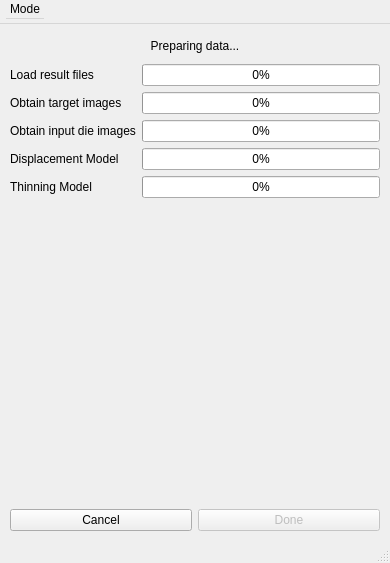
This is ui/trainnew_progress.ui in 1alex2lee/masters_3d as Qt 5 draws it before an edit. The edited form follows.
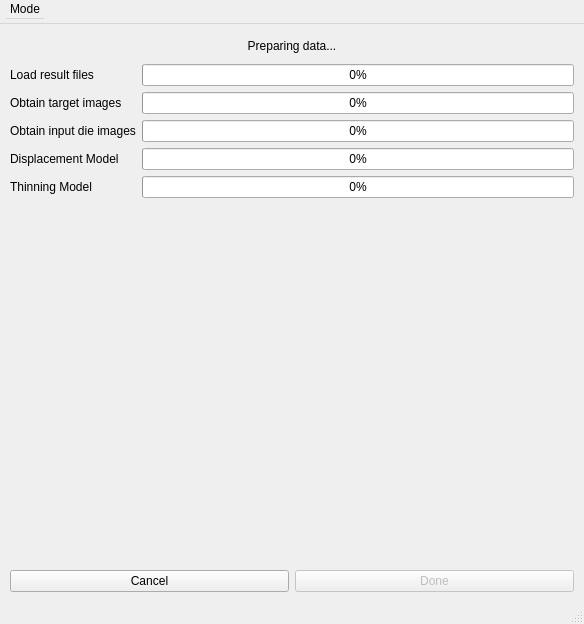
This is the edited form.

Patch:
```diff
--- a/ui/trainnew_progress.ui
+++ b/ui/trainnew_progress.ui
@@ -6,8 +6,8 @@
    <rect>
     <x>0</x>
     <y>0</y>
-    <width>390</width>
-    <height>563</height>
+    <width>584</width>
+    <height>624</height>
    </rect>
   </property>
   <property name="windowTitle">
@@ -29,6 +29,9 @@
     </property>
     <item row="1" column="0" colspan="2">
      <layout class="QFormLayout" name="formLayout">
+      <property name="sizeConstraint">
+       <enum>QLayout::SetMinimumSize</enum>
+      </property>
       <property name="fieldGrowthPolicy">
        <enum>QFormLayout::AllNonFixedFieldsGrow</enum>
       </property>
```
Left out of the diff: 10 changed lines with no effect on the pictures.
